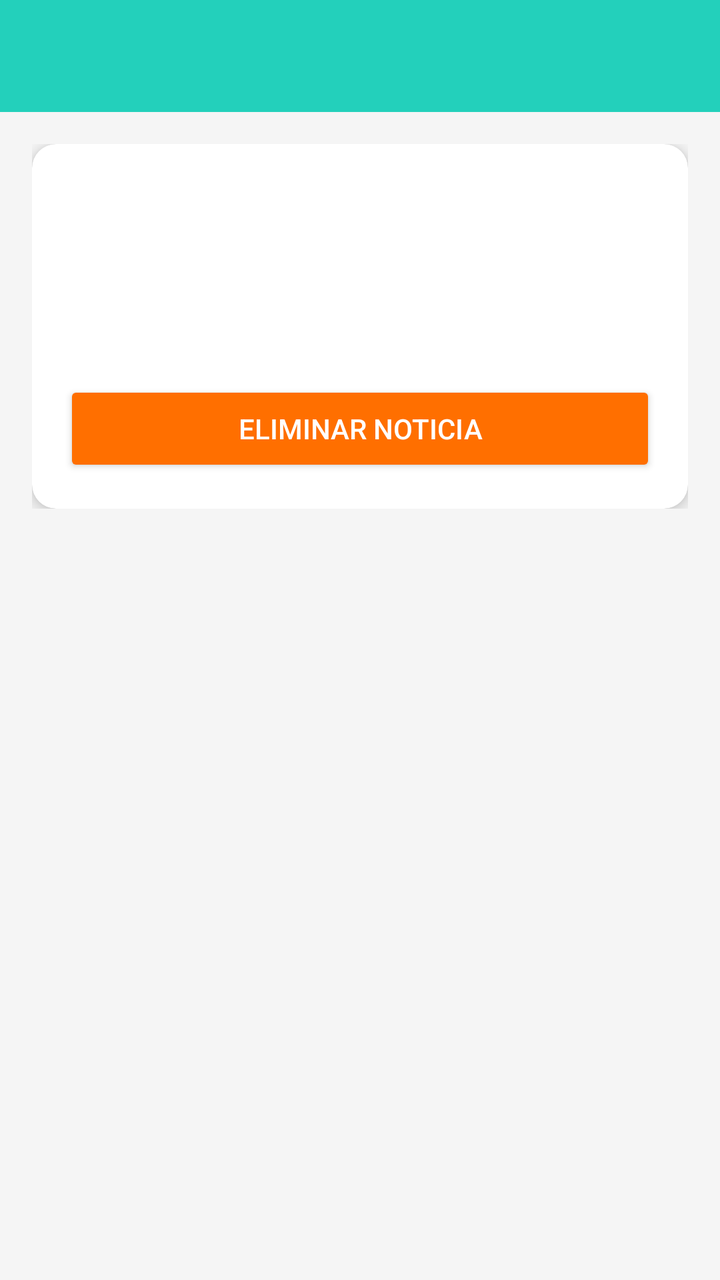
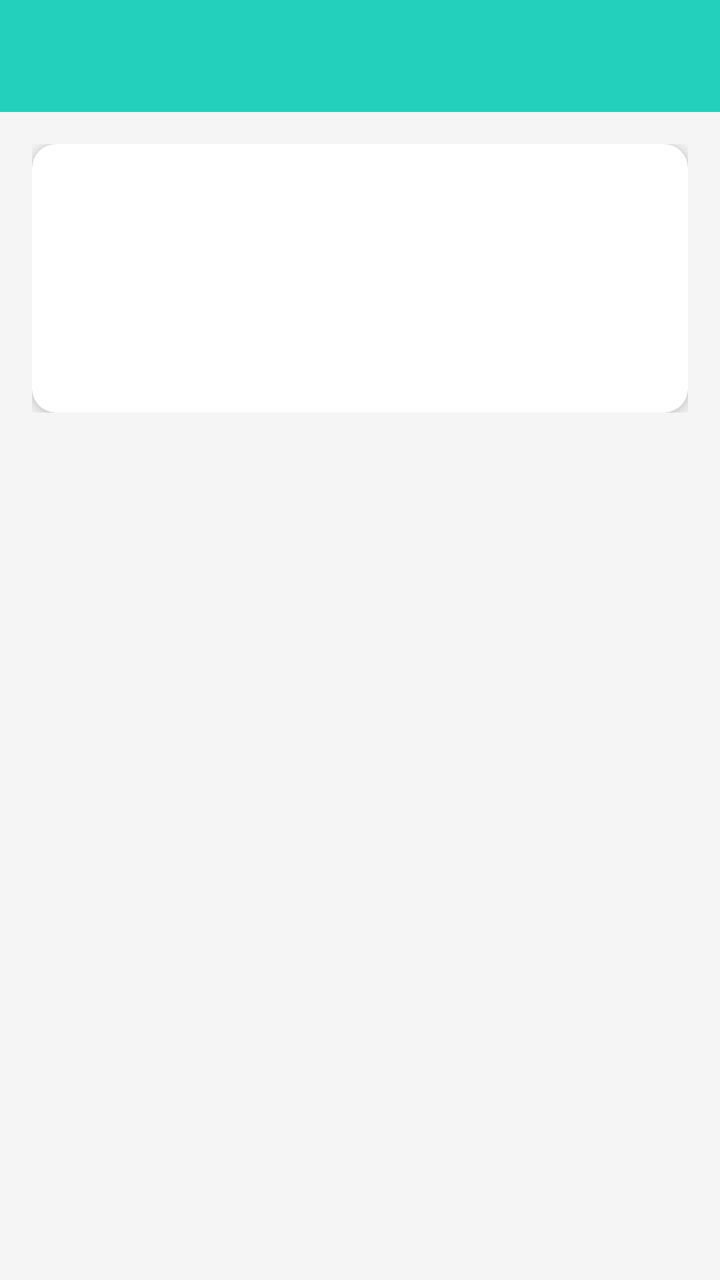

Before-and-after screenshots of an Android layout around one commit, followed by the original layout XML and the change that was made.
<!-- AndroidManifest.xml: activity theme Theme.AppCompat.Light.NoActionBar -->
<!-- res/layout/activity_detalle_noticia.xml -->
<?xml version="1.0" encoding="utf-8"?>
<LinearLayout xmlns:android="http://schemas.android.com/apk/res/android"
    xmlns:app="http://schemas.android.com/apk/res-auto"
    android:layout_width="match_parent"
    android:layout_height="match_parent"
    android:orientation="vertical"
    android:background="@color/background">

    <androidx.appcompat.widget.Toolbar
        android:id="@+id/toolbar"
        android:layout_width="match_parent"
        android:layout_height="?attr/actionBarSize"
        android:background="@color/primary"
        android:theme="@style/ThemeOverlay.AppCompat.Dark.ActionBar"
        app:popupTheme="@style/ThemeOverlay.AppCompat.Light"/>

    <ScrollView
        android:layout_width="match_parent"
        android:layout_height="match_parent">

        <LinearLayout
            android:layout_width="match_parent"
            android:layout_height="wrap_content"
            android:orientation="vertical"
            android:padding="16dp">

            <androidx.cardview.widget.CardView
                android:layout_width="match_parent"
                android:layout_height="wrap_content"
                app:cardCornerRadius="12dp"
                app:cardElevation="4dp">

                <LinearLayout
                    android:layout_width="match_parent"
                    android:layout_height="wrap_content"
                    android:orientation="vertical"
                    android:padding="16dp">

                    <TextView
                        android:id="@+id/tvTituloNoticia"
                        android:layout_width="match_parent"
                        android:layout_height="wrap_content"
                        android:textSize="20sp"
                        android:textStyle="bold"
                        android:textColor="@color/text_primary"
                        android:layout_marginBottom="8dp"/>

                    <TextView
                        android:id="@+id/tvFechaNoticia"
                        android:layout_width="wrap_content"
                        android:layout_height="wrap_content"
                        android:textSize="12sp"
                        android:textColor="@color/text_secondary"
                        android:layout_marginBottom="16dp"/>

                    <TextView
                        android:id="@+id/tvContenidoNoticia"
                        android:layout_width="match_parent"
                        android:layout_height="wrap_content"
                        android:textSize="14sp"
                        android:textColor="@color/text_primary"
                        android:layout_marginBottom="16dp"/>

                    <Button
                        android:id="@+id/btnEliminarNoticia"
                        android:layout_width="match_parent"
                        android:layout_height="wrap_content"
                        android:text="@string/eliminar_noticia"
                        android:backgroundTint="@color/accent"
                        android:textColor="@android:color/white"/>

                </LinearLayout>

            </androidx.cardview.widget.CardView>

        </LinearLayout>

    </ScrollView>

</LinearLayout>
<!-- resources referenced by this layout -->
<resources>
  <color name="accent">#FF6F00</color>
  <color name="background">#F5F5F5</color>
  <color name="primary">#23D0BB</color>
  <color name="text_primary">#212121</color>
  <color name="text_secondary">#757575</color>
  <string name="eliminar_noticia">Eliminar noticia</string>
</resources>

<!-- the commit's change to res/layout/activity_detalle_noticia.xml (unified diff, before → after) -->
@@ -61,14 +61,6 @@
                         android:textColor="@color/text_primary"
                         android:layout_marginBottom="16dp"/>
 
-                    <Button
-                        android:id="@+id/btnEliminarNoticia"
-                        android:layout_width="match_parent"
-                        android:layout_height="wrap_content"
-                        android:text="@string/eliminar_noticia"
-                        android:backgroundTint="@color/accent"
-                        android:textColor="@android:color/white"/>
-
                 </LinearLayout>
 
             </androidx.cardview.widget.CardView>
<!-- resource entries referenced after the edit -->
@@ -1,10 +1,8 @@
 <!-- resources referenced by this layout -->
 <resources>
-  <color name="accent">#FF6F00</color>
   <color name="background">#F5F5F5</color>
   <color name="primary">#23D0BB</color>
   <color name="text_primary">#212121</color>
   <color name="text_secondary">#757575</color>
-  <string name="eliminar_noticia">Eliminar noticia</string>
 </resources>
 
